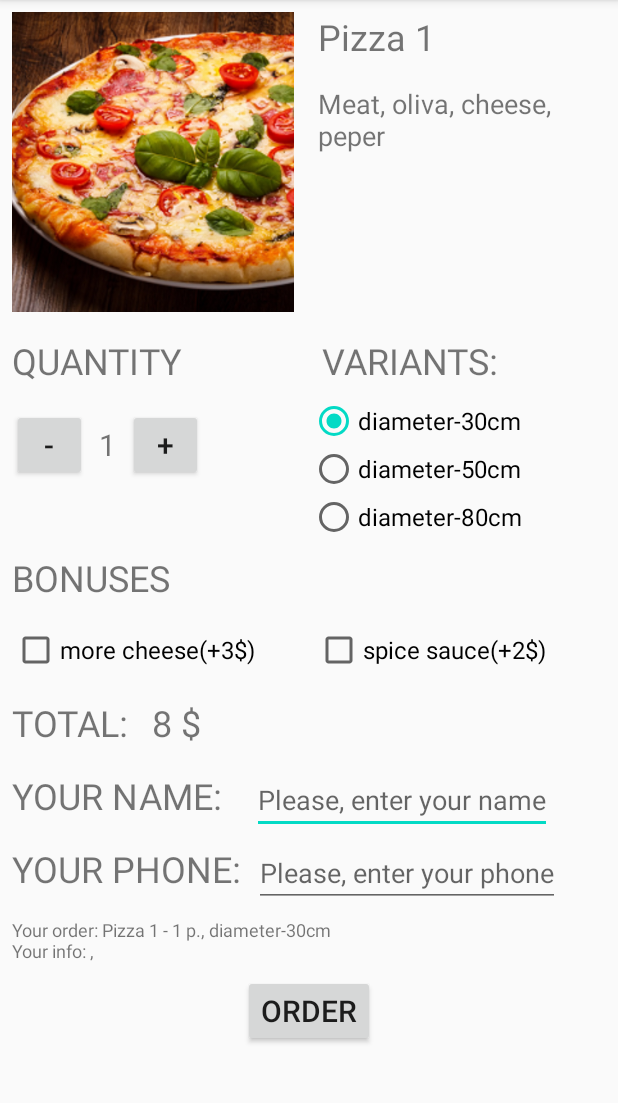
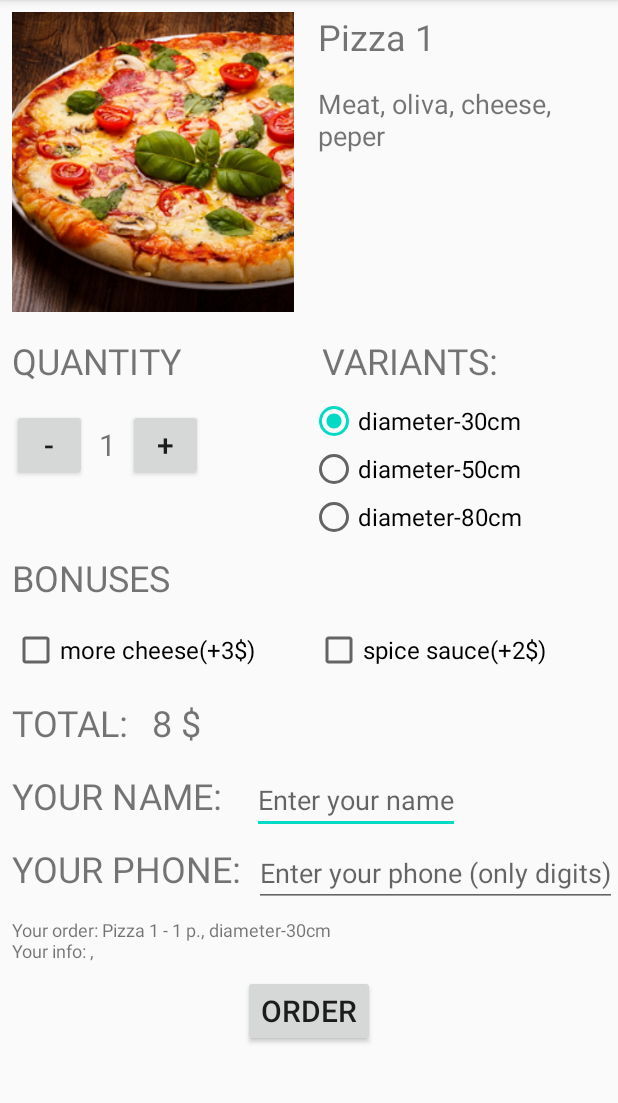
Before and after one commit to Senned-001/Android, an Android app: the screen it shows after launch (OrderActivity), after a tap on "Pizza 1", on a phone screen of 412 x 824 dp, the part 84-1187 px from its top. Run offline under Robolectric (Android 15) with nearby library versions, the phone set to English and light mode, and no system bars.

Commit message:
First commit

```diff
--- a/SellingApp/app/src/main/res/layout/activity_order.xml
+++ b/SellingApp/app/src/main/res/layout/activity_order.xml
@@ -1,7 +1,11 @@
 <?xml version="1.0" encoding="utf-8"?>
-<LinearLayout xmlns:android="http://schemas.android.com/apk/res/android"
-    xmlns:app="http://schemas.android.com/apk/res-auto"
+
+<ScrollView xmlns:android="http://schemas.android.com/apk/res/android"
     xmlns:tools="http://schemas.android.com/tools"
+    android:layout_width="match_parent"
+    android:layout_height="match_parent">
+
+<LinearLayout
     android:layout_width="match_parent"
     android:layout_height="match_parent"
     android:orientation="vertical"
@@ -210,7 +214,7 @@
             android:id="@+id/userName"
             android:layout_width="wrap_content"
             android:layout_height="wrap_content"
-            android:hint="Please, enter your name"
+            android:hint="Enter your name"
             android:layout_marginLeft="12dp"/>
 
     </LinearLayout>
@@ -230,7 +234,7 @@
             android:id="@+id/userPhone"
             android:layout_width="wrap_content"
             android:layout_height="wrap_content"
-            android:hint="Please, enter your phone"/>
+            android:hint="Enter your phone (only digits)"/>
     </LinearLayout>
 
     <TextView
@@ -250,3 +254,4 @@
         android:shadowColor="#000"
         android:onClick="orderClick"/>
 </LinearLayout>
+</ScrollView>
```
Also changed, not shown: SellingApp/app/src/main/AndroidManifest.xml (+8 -3 lines), SellingApp/app/src/main/res/layout/activity_main.xml (line endings or trailing spaces).
